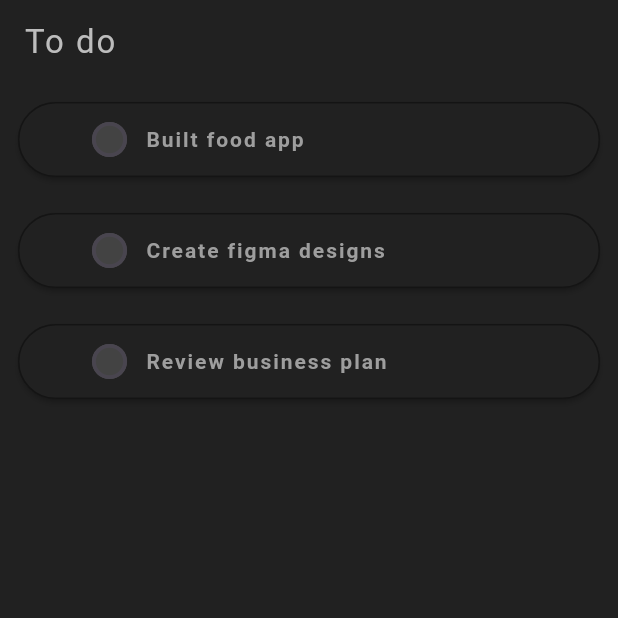
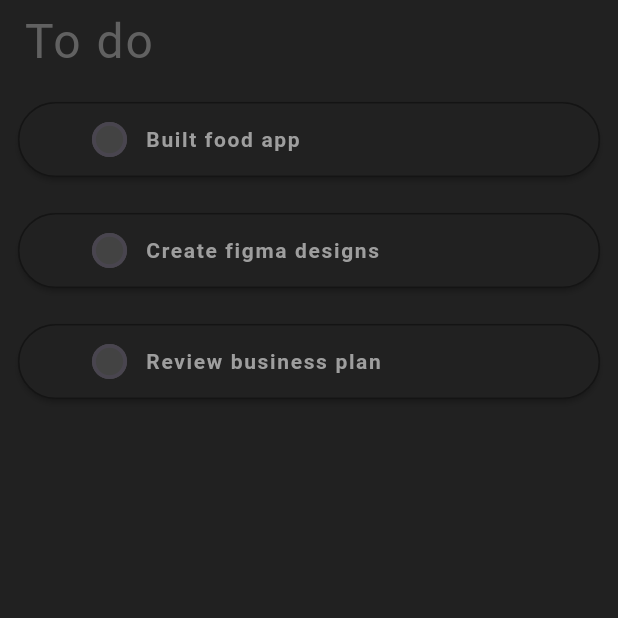
Before and after one commit to lexara-prime-ai/FLUTTER_TEMPLATES, a Flutter app: the screen it shows after launch, on a phone screen of 412 x 824 dp, the top half of it. Run offline on Flutter 3.47's test engine with Material 3 defaults, Android fonts, the phone set to English and light mode, and no system bars.

Commit message:
To do app: Source files.

```diff
--- a/lib/components/todo_tile.dart
+++ b/lib/components/todo_tile.dart
@@ -54,8 +54,15 @@ class TodoTile extends StatelessWidget {
                 Text(
                   taskName,
                   style: TextStyle(
+                      decoration: TextDecoration.combine([
+                        taskCompleted
+                            ? TextDecoration.lineThrough
+                            : TextDecoration.none,
+                      ]),
+                      decorationThickness: 3,
+                      decorationColor: Colors.grey[700],
                       color: Colors.grey[500],
-                      letterSpacing: 1.3,
+                      letterSpacing: 1.1,
                       fontWeight: FontWeight.w600),
                 ),
               ],
--- a/lib/pages/home_page.dart
+++ b/lib/pages/home_page.dart
@@ -57,8 +57,9 @@ class _HomePageState extends State<HomePage> {
         title: Text(
           "To do",
           style: TextStyle(
-              color: Colors.grey[400],
+              color: Colors.grey[700],
               fontWeight: FontWeight.w400,
+              fontSize: 32,
               letterSpacing: 1.3),
         ),
         elevation: 0,
```
